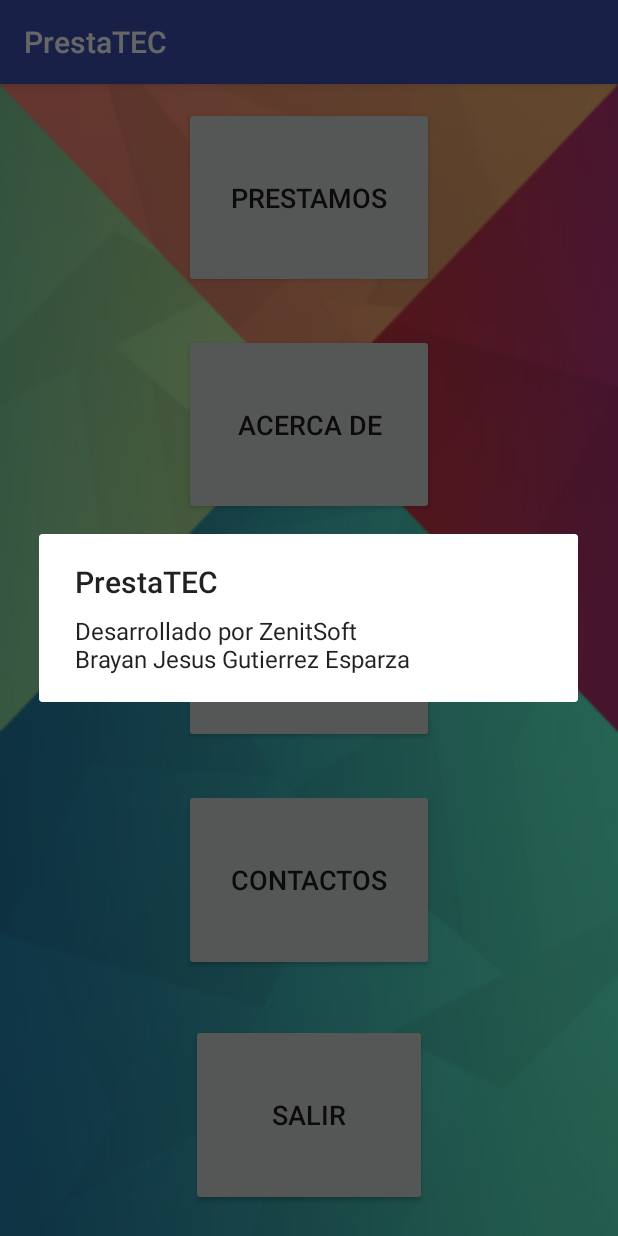
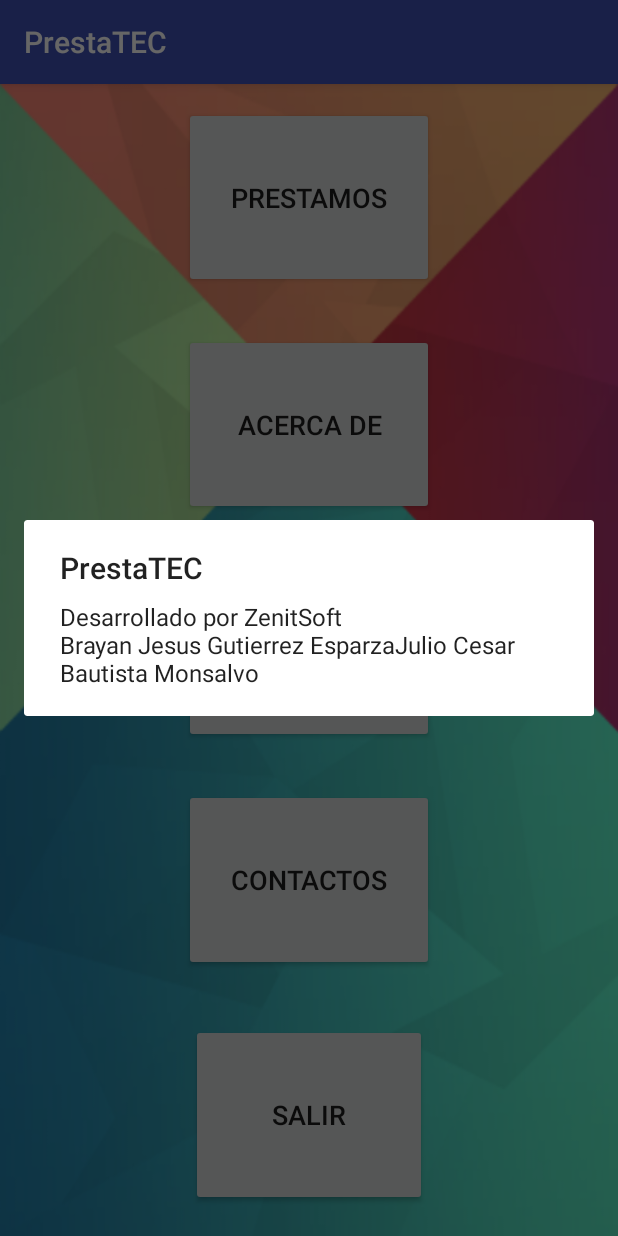
Before and after one commit to SoftZenith/PrestaTEC, an Android app: the screen it shows after launch (MainActivity), after a tap on "ACERCA DE", on a phone screen of 412 x 824 dp. Run offline under Robolectric (Android 15) with nearby library versions, the phone set to English and light mode, and no system bars.

Commit message:
Logo App

```diff
--- a/app/src/main/AndroidManifest.xml
+++ b/app/src/main/AndroidManifest.xml
@@ -4,7 +4,7 @@
 
     <application
         android:allowBackup="true"
-        android:icon="@mipmap/ic_launcher"
+        android:icon="@mipmap/prestatec"
         android:label="@string/app_name"
         android:supportsRtl="true"
         android:theme="@style/AppTheme">
--- a/app/src/main/java/com/zenit/bryan/prestatec/MainActivity.java
+++ b/app/src/main/java/com/zenit/bryan/prestatec/MainActivity.java
@@ -46,7 +46,8 @@ public class MainActivity extends AppCompatActivity {
             public void onClick(View v) {
                 AlertDialog.Builder alerta=new AlertDialog.Builder(MainActivity.this);
                 alerta.setMessage("Desarrollado por ZenitSoft\n" +
-                        "Brayan Jesus Gutierrez Esparza").setTitle("PrestaTEC").show();
+                        "Brayan Jesus Gutierrez Esparza" +
+                        "Julio Cesar Bautista Monsalvo").setTitle("PrestaTEC").show();
             }
         });
 
```
Also changed, not shown: app/src/main/res/drawable/aceptar.png (added), app/src/main/res/drawable/agregar_.png (added), app/src/main/res/drawable/cancelar.png (added), app/src/main/res/drawable/configuraciones.png (added), app/src/main/res/drawable/money.png (added), app/src/main/res/drawable/user.png (added), app/src/main/res/mipmap-mdpi/prestatec.png (added).
